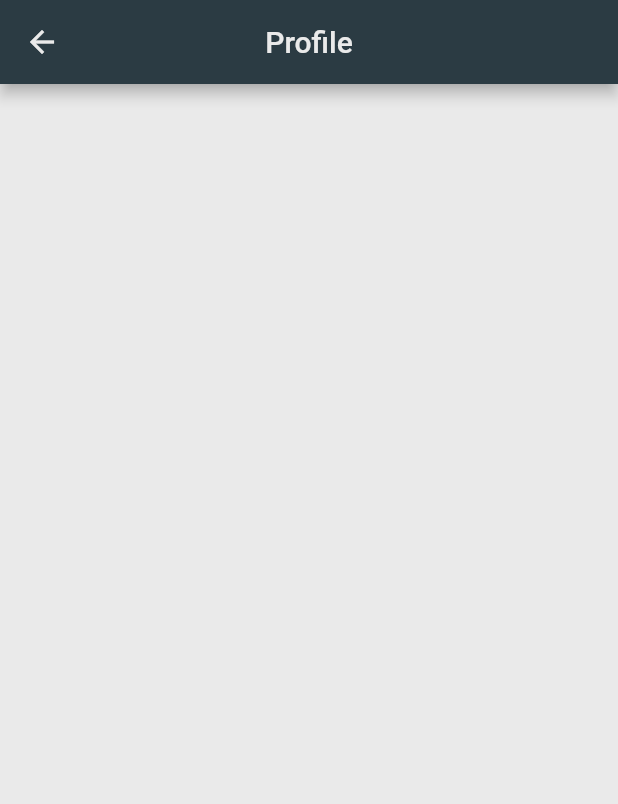
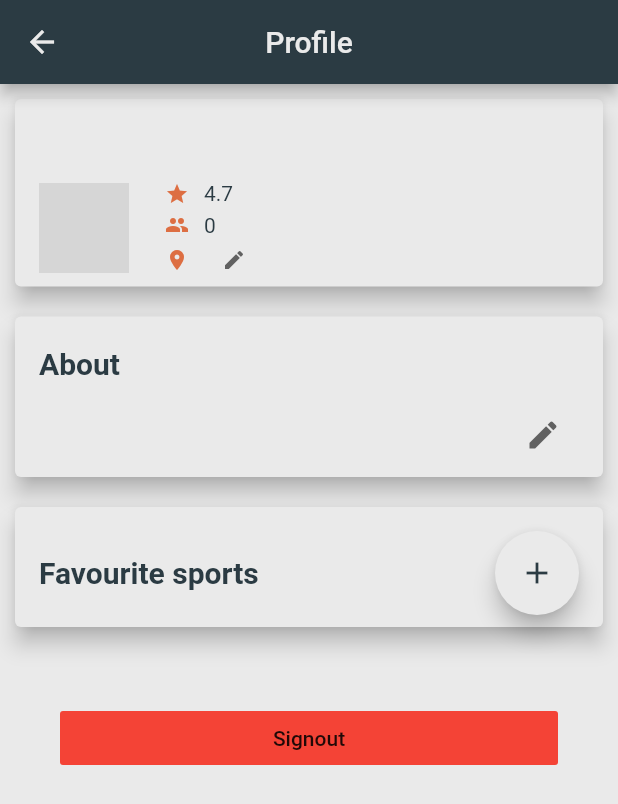
Before and after one commit to matchpoint-app/matchpointApp, a Flutter app: the ProfileContainer screen opened by its route, on a phone screen of 412 x 824 dp. Shown: the top 804 px of the screen. Run offline on Flutter 3.47's test engine with Material 2 defaults, Android fonts, the phone set to English and light mode, and no system bars; our stand-ins replace cloud_firestore, firebase_auth, flutter_i18n, google_sign_in, rxdart; missing offline and left inert: google_map_location_picker, google_maps_webservice; accounts and stored records are empty; network calls fail; grey boxes are pictures that could not be loaded.

```diff
--- a/lib/main.dart
+++ b/lib/main.dart
@@ -1,5 +1,6 @@
 import 'package:firebase_auth/firebase_auth.dart';
 import 'package:flutter/material.dart';
+import 'package:flutter/services.dart';
 import 'package:flutter_i18n/flutter_i18n_delegate.dart';
 import 'package:flutter_localizations/flutter_localizations.dart';
 import 'package:google_map_location_picker/generated/i18n.dart'
@@ -13,8 +14,10 @@ import 'package:matchpoint/screens/profile/profile.dart';
 import 'package:matchpoint/screens/social/containers/chat.dart';
 import 'package:provider/provider.dart';
 
-void main() {
+void main() async {
   WidgetsFlutterBinding.ensureInitialized();
+  await SystemChrome.setPreferredOrientations(
+      [DeviceOrientation.portraitUp, DeviceOrientation.portraitDown]);
 
   return runApp(MultiProvider(
       providers: [
--- a/lib/models/profile-information.dart
+++ b/lib/models/profile-information.dart
@@ -1,17 +1,22 @@
+import 'package:cloud_firestore/cloud_firestore.dart';
+import 'package:matchpoint/models/sport.dart';
+
 class ProfileInformation {
   String id;
   String name;
+  String email;
   String photoUrl;
   String description;
   String location;
   double rating;
-  List<Map<String, double>> sports;
+  List<Sport> sports;
   List<dynamic> groups;
   List<dynamic> friends;
 
   ProfileInformation(
       {this.id,
       this.name,
+      this.email,
       this.photoUrl,
       this.description,
       this.location,
@@ -20,22 +25,28 @@ class ProfileInformation {
       this.groups,
       this.friends});
 
-  factory ProfileInformation.fromJson(dynamic json) {
+  factory ProfileInformation.fromJson(DocumentSnapshot doc) {
+    var data = doc.data;
+
     return ProfileInformation(
-        id: json['id'] as String,
-        name: json['name'] as String,
-        photoUrl: json["photoUrl"] as String,
-        description: json['description'] as String,
-        location: json['location'] as String,
-        rating: json['rating'] as double,
-        sports: json['sports'] as dynamic,
-        groups: json['groups'] as dynamic,
-        friends: json['friends'] as List<dynamic>);
+        id: data['id'] as String,
+        name: data['name'] as String,
+        email: data['email'] as String,
+        photoUrl: data["photoUrl"] as String,
+        description: data['description'] as String,
+        location: data['location'] as String,
+        rating: data['rating'] as double,
+        sports: (data['sports'] as List)
+            .map((sport) => Sport.fromJson(sport))
+            .toList(),
+        groups: data['groups'] as List<dynamic>,
+        friends: data['friends'] as List<dynamic>);
   }
 
   Map<String, dynamic> toJson() => {
         'id': id,
         'name': name,
+        'email': email,
         'photoUrl': photoUrl,
         'description': description,
         'location': location,
--- a/lib/screens/profile/components/profile.dart
+++ b/lib/screens/profile/components/profile.dart
@@ -3,7 +3,10 @@ import 'package:flutter/widgets.dart';
 import 'package:flutter_google_places/flutter_google_places.dart';
 import 'package:google_maps_webservice/places.dart';
 import 'package:matchpoint/models/profile-information.dart';
+import 'package:matchpoint/routes.dart';
+import 'package:matchpoint/services/auth-google.dart';
 import 'package:matchpoint/services/userDatabase.dart';
+import 'package:matchpoint/ui/loading-indicator.dart';
 import 'package:provider/provider.dart';
 
 class Profile extends StatefulWidget {
@@ -20,8 +23,7 @@ class _ProfileState extends State<Profile> {
   @override
   Widget build(BuildContext context) {
     _accInfo = Provider.of<ProfileInformation>(context);
-    // TODO: remove this
-    if (_accInfo == null) return Container();
+    if (_accInfo == null) return Center(child: LoadingIndicator());
 
     return ListView(children: <Widget>[
       Column(
@@ -61,6 +63,17 @@ class _ProfileState extends State<Profile> {
               )),
         ],
       ),
+      Padding(
+          padding: EdgeInsets.all(40),
+          child: FlatButton(
+            child: Text("Signout"),
+            color: Colors.red,
+            onPressed: () {
+              GoogleAuth.signOut().then((_) {
+                Navigator.of(context).pushReplacementNamed(Routes.Login);
+              });
+            },
+          )),
     ]);
   }
 
@@ -110,10 +123,8 @@ class _ProfileState extends State<Profile> {
               new FlatButton(
                 child: new Text('Ok'),
                 onPressed: () {
-                  setState(() {
-                    _accInfo.description = _textFieldController.text;
-                  });
-                  UserDatabaseService().updateUser(_accInfo.id, _accInfo);
+                  UserDatabaseService()
+                      .setUserDescription(_accInfo, _textFieldController.text);
                   Navigator.of(context).pop();
                 },
               ),
@@ -131,8 +142,10 @@ class _ProfileState extends State<Profile> {
   Widget get picture {
     return Padding(
         padding: EdgeInsets.fromLTRB(16, 0, 16, 8),
-        child: CircleAvatar(
-            radius: 30, backgroundImage: NetworkImage(_accInfo.photoUrl)));
+        child: _accInfo.photoUrl != null
+            ? CircleAvatar(
+                radius: 30, backgroundImage: NetworkImage(_accInfo.photoUrl))
+            : Text("no image"));
   }
 
   Widget get profileInformation {
--- a/lib/screens/profile/profile.dart
+++ b/lib/screens/profile/profile.dart
@@ -19,6 +19,7 @@ class _ProfileContainerState extends State<ProfileContainer> {
   @override
   Widget build(BuildContext context) {
     final user = Provider.of<FirebaseUser>(context);
+    if (user == null) return Container();
 
     return Scaffold(
       appBar: AppBar(
```
Also changed, not shown: lib/services/auth-google.dart (+28 -12 lines), lib/services/auth.dart (deleted, +0 -46 lines), lib/services/userDatabase.dart (+6 -1 lines).
